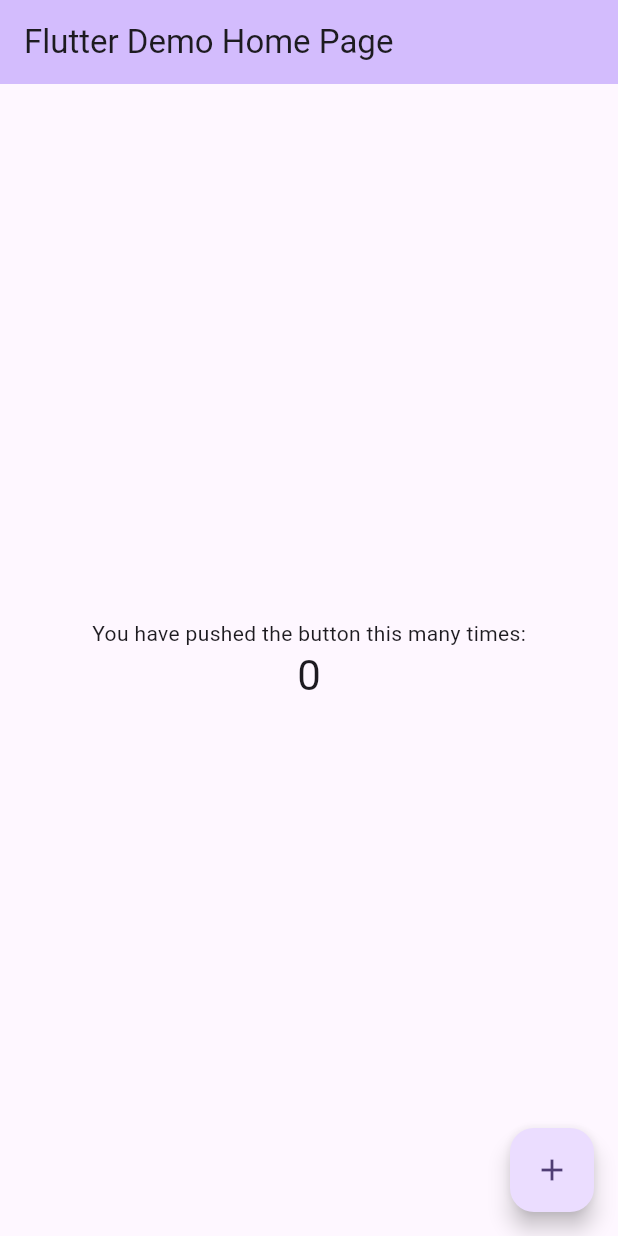
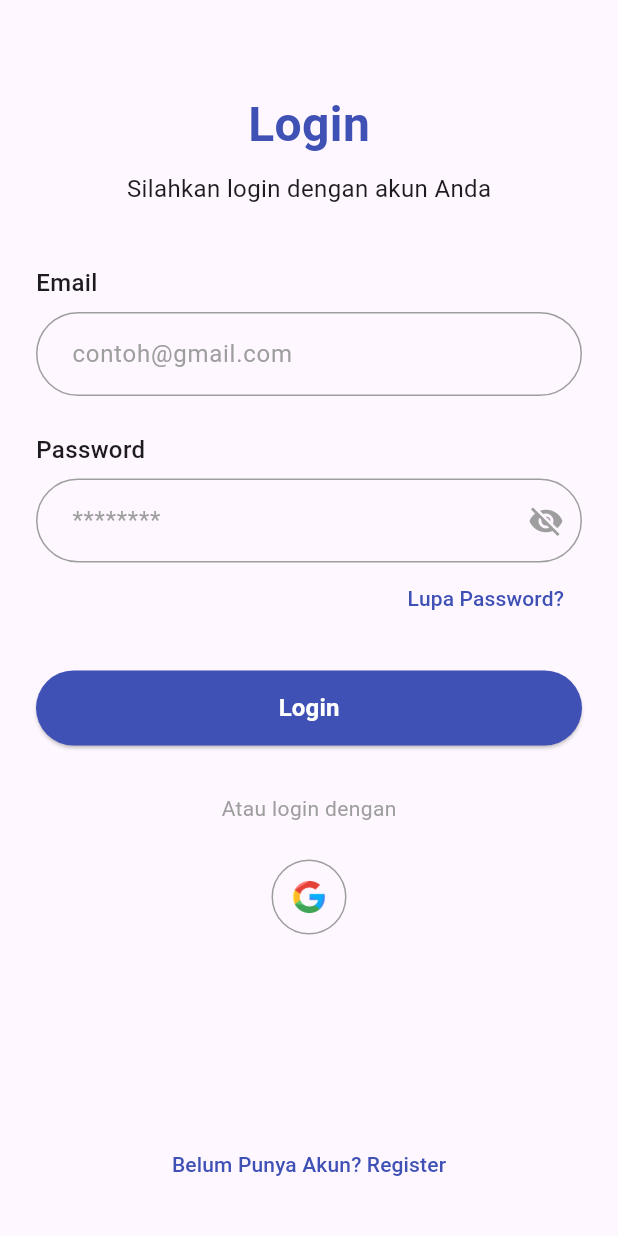
Before and after one commit to vanvl49/Z-TRIP, a Flutter app: the screen it shows after launch, on a phone screen of 412 x 824 dp. Run offline on Flutter 3.47's test engine with Material 3 defaults, Android fonts, the light colour scheme and no system bars; our stand-ins replace device_preview.

Commit message:
fe login, register done

```diff
--- a/lib/main.dart
+++ b/lib/main.dart
@@ -1,7 +1,10 @@
 import 'package:flutter/material.dart';
+import 'package:rentalkuy/views/getStarted.dart';
+import 'package:rentalkuy/views/login.dart';
+import 'package:device_preview/device_preview.dart';
 
 void main() {
-  runApp(const MyApp());
+  runApp(DevicePreview(enabled: true, builder: (context) => const MyApp()));
 }
 
 class MyApp extends StatelessWidget {
@@ -11,112 +14,11 @@ class MyApp extends StatelessWidget {
   @override
   Widget build(BuildContext context) {
     return MaterialApp(
+      useInheritedMediaQuery: true,
+      locale: DevicePreview.locale(context),
+      builder: DevicePreview.appBuilder,
       title: 'Flutter Demo',
-      theme: ThemeData(
-        // This is the theme of your application.
-        //
-        // TRY THIS: Try running your application with "flutter run". You'll see
-        // the application has a purple toolbar. Then, without quitting the app,
-        // try changing the seedColor in the colorScheme below to Colors.green
-        // and then invoke "hot reload" (save your changes or press the "hot
-        // reload" button in a Flutter-supported IDE, or press "r" if you used
-        // the command line to start the app).
-        //
-        // Notice that the counter didn't reset back to zero; the application
-        // state is not lost during the reload. To reset the state, use hot
-        // restart instead.
-        //
-        // This works for code too, not just values: Most code changes can be
-        // tested with just a hot reload.
-        colorScheme: ColorScheme.fromSeed(seedColor: Colors.deepPurple),
-      ),
-      home: const MyHomePage(title: 'Flutter Demo Home Page'),
+      home: const Login(),
     );
   }
 }
-
-class MyHomePage extends StatefulWidget {
-  const MyHomePage({super.key, required this.title});
-
-  // This widget is the home page of your application. It is stateful, meaning
-  // that it has a State object (defined below) that contains fields that affect
-  // how it looks.
-
-  // This class is the configuration for the state. It holds the values (in this
-  // case the title) provided by the parent (in this case the App widget) and
-  // used by the build method of the State. Fields in a Widget subclass are
-  // always marked "final".
-
-  final String title;
-
-  @override
-  State<MyHomePage> createState() => _MyHomePageState();
-}
-
-class _MyHomePageState extends State<MyHomePage> {
-  int _counter = 0;
-
-  void _incrementCounter() {
-    setState(() {
-      // This call to setState tells the Flutter framework that something has
-      // changed in this State, which causes it to rerun the build method below
-      // so that the display can reflect the updated values. If we changed
-      // _counter without calling setState(), then the build method would not be
-      // called again, and so nothing would appear to happen.
-      _counter++;
-    });
-  }
-
-  @override
-  Widget build(BuildContext context) {
-    // This method is rerun every time setState is called, for instance as done
-    // by the _incrementCounter method above.
-    //
-    // The Flutter framework has been optimized to make rerunning build methods
-    // fast, so that you can just rebuild anything that needs updating rather
-    // than having to individually change instances of widgets.
-    return Scaffold(
-      appBar: AppBar(
-        // TRY THIS: Try changing the color here to a specific color (to
-        // Colors.amber, perhaps?) and trigger a hot reload to see the AppBar
-        // change color while the other colors stay the same.
-        backgroundColor: Theme.of(context).colorScheme.inversePrimary,
-        // Here we take the value from the MyHomePage object that was created by
-        // the App.build method, and use it to set our appbar title.
-        title: Text(widget.title),
-      ),
-      body: Center(
-        // Center is a layout widget. It takes a single child and positions it
-        // in the middle of the parent.
-        child: Column(
-          // Column is also a layout widget. It takes a list of children and
-          // arranges them vertically. By default, it sizes itself to fit its
-          // children horizontally, and tries to be as tall as its parent.
-          //
-          // Column has various properties to control how it sizes itself and
-          // how it positions its children. Here we use mainAxisAlignment to
-          // center the children vertically; the main axis here is the vertical
-          // axis because Columns are vertical (the cross axis would be
-          // horizontal).
-          //
-          // TRY THIS: Invoke "debug painting" (choose the "Toggle Debug Paint"
-          // action in the IDE, or press "p" in the console), to see the
-          // wireframe for each widget.
-          mainAxisAlignment: MainAxisAlignment.center,
-          children: <Widget>[
-            const Text('You have pushed the button this many times:'),
-            Text(
-              '$_counter',
-              style: Theme.of(context).textTheme.headlineMedium,
-            ),
-          ],
-        ),
-      ),
-      floatingActionButton: FloatingActionButton(
-        onPressed: _incrementCounter,
-        tooltip: 'Increment',
-        child: const Icon(Icons.add),
-      ), // This trailing comma makes auto-formatting nicer for build methods.
-    );
-  }
-}
--- /dev/null
+++ b/lib/views/login.dart
@@ -0,0 +1,181 @@
+import 'package:flutter/material.dart';
+import 'package:rentalkuy/views/register.dart';
+
+class Login extends StatefulWidget {
+  const Login({super.key});
+
+  @override
+  State<Login> createState() => _LoginState();
+}
+
+class _LoginState extends State<Login> {
+  bool _isPasswordVisible = false;
+
+  @override
+  Widget build(BuildContext context) {
+    return Scaffold(
+      body: SafeArea(
+        child: Padding(
+          padding: const EdgeInsets.symmetric(horizontal: 24.0),
+          child: Column(
+            crossAxisAlignment: CrossAxisAlignment.start,
+            children: [
+              const SizedBox(height: 60),
+              const Center(
+                child: Text(
+                  'Login',
+                  style: TextStyle(
+                    fontSize: 32,
+                    fontWeight: FontWeight.bold,
+                    color: Colors.indigo,
+                  ),
+                ),
+              ),
+              const SizedBox(height: 8),
+              const Center(
+                child: Text(
+                  'Silahkan login dengan akun Anda',
+                  style: TextStyle(fontSize: 16),
+                ),
+              ),
+              const SizedBox(height: 40),
+              const Text(
+                'Email',
+                style: TextStyle(fontSize: 16, fontWeight: FontWeight.w500),
+              ),
+              const SizedBox(height: 8),
+              TextField(
+                decoration: InputDecoration(
+                  hintText: 'contoh@gmail.com',
+                  hintStyle: const TextStyle(color: Colors.grey),
+                  enabledBorder: OutlineInputBorder(
+                    borderRadius: BorderRadius.circular(30),
+                    borderSide: const BorderSide(color: Colors.grey),
+                  ),
+                  focusedBorder: OutlineInputBorder(
+                    borderRadius: BorderRadius.circular(30),
+                    borderSide: const BorderSide(color: Colors.indigo),
+                  ),
+                  contentPadding: const EdgeInsets.symmetric(
+                    horizontal: 20,
+                    vertical: 16,
+                  ),
+                ),
+              ),
+              const SizedBox(height: 24),
+              const Text(
+                'Password',
+                style: TextStyle(fontSize: 16, fontWeight: FontWeight.w500),
+              ),
+              const SizedBox(height: 8),
+              TextField(
+                obscureText: !_isPasswordVisible,
+                decoration: InputDecoration(
+                  hintText: '********',
+                  hintStyle: const TextStyle(color: Colors.grey),
+                  enabledBorder: OutlineInputBorder(
+                    borderRadius: BorderRadius.circular(30),
+                    borderSide: const BorderSide(color: Colors.grey),
+                  ),
+                  focusedBorder: OutlineInputBorder(
+                    borderRadius: BorderRadius.circular(30),
+                    borderSide: const BorderSide(color: Colors.indigo),
+                  ),
+                  contentPadding: const EdgeInsets.symmetric(
+                    horizontal: 20,
+                    vertical: 16,
+                  ),
+                  suffixIcon: IconButton(
+                    icon: Icon(
+                      _isPasswordVisible
+                          ? Icons.visibility
+                          : Icons.visibility_off,
+                      color: Colors.grey,
+                    ),
+                    onPressed: () {
+                      setState(() {
+                        _isPasswordVisible = !_isPasswordVisible;
+                      });
+                    },
+                  ),
+                ),
+              ),
+              Align(
+                alignment: Alignment.centerRight,
+                child: TextButton(
+                  onPressed: () {},
+                  child: const Text(
+                    'Lupa Password?',
+                    style: TextStyle(color: Colors.indigo),
+                  ),
+                ),
+              ),
+              const SizedBox(height: 24),
+              SizedBox(
+                width: double.infinity,
+                height: 50,
+                child: ElevatedButton(
+                  onPressed: () {},
+                  style: ElevatedButton.styleFrom(
+                    backgroundColor: Colors.indigo,
+                    shape: RoundedRectangleBorder(
+                      borderRadius: BorderRadius.circular(25),
+                    ),
+                  ),
+                  child: const Text(
+                    'Login',
+                    style: TextStyle(
+                      fontSize: 16,
+                      fontWeight: FontWeight.bold,
+                      color: Colors.white,
+                    ),
+                  ),
+                ),
+              ),
+              const SizedBox(height: 32),
+              const Center(
+                child: Text(
+                  'Atau login dengan',
+                  style: TextStyle(color: Colors.grey),
+                ),
+              ),
+              const SizedBox(height: 24),
+              Center(
+                child: InkWell(
+                  onTap: () {},
+                  child: Container(
+                    padding: const EdgeInsets.all(12),
+                    decoration: BoxDecoration(
+                      shape: BoxShape.circle,
+                      border: Border.all(color: Colors.grey),
+                    ),
+                    child: Image.asset(
+                      'assets/images/google_logo.png',
+                      width: 24,
+                      height: 24,
+                    ),
+                  ),
+                ),
+              ),
+              const Spacer(),
+              Center(
+                child: TextButton(
+                  onPressed: () {
+                    Navigator.of(context).pushReplacement(
+                      MaterialPageRoute(builder: (context) => const Register()),
+                    );
+                  },
+                  child: const Text(
+                    'Belum Punya Akun? Register',
+                    style: TextStyle(color: Colors.indigo),
+                  ),
+                ),
+              ),
+              const SizedBox(height: 24),
+            ],
+          ),
+        ),
+      ),
+    );
+  }
+}
```
Also changed, not shown: lib/views/getStarted.dart (added, +94 -0 lines), lib/views/register.dart (added, +235 -0 lines), pubspec.yaml (+6 -2 lines), assets/images/MOBIL.png (added), assets/images/google_logo.png (added), pubspec.lock, 1 other file.
